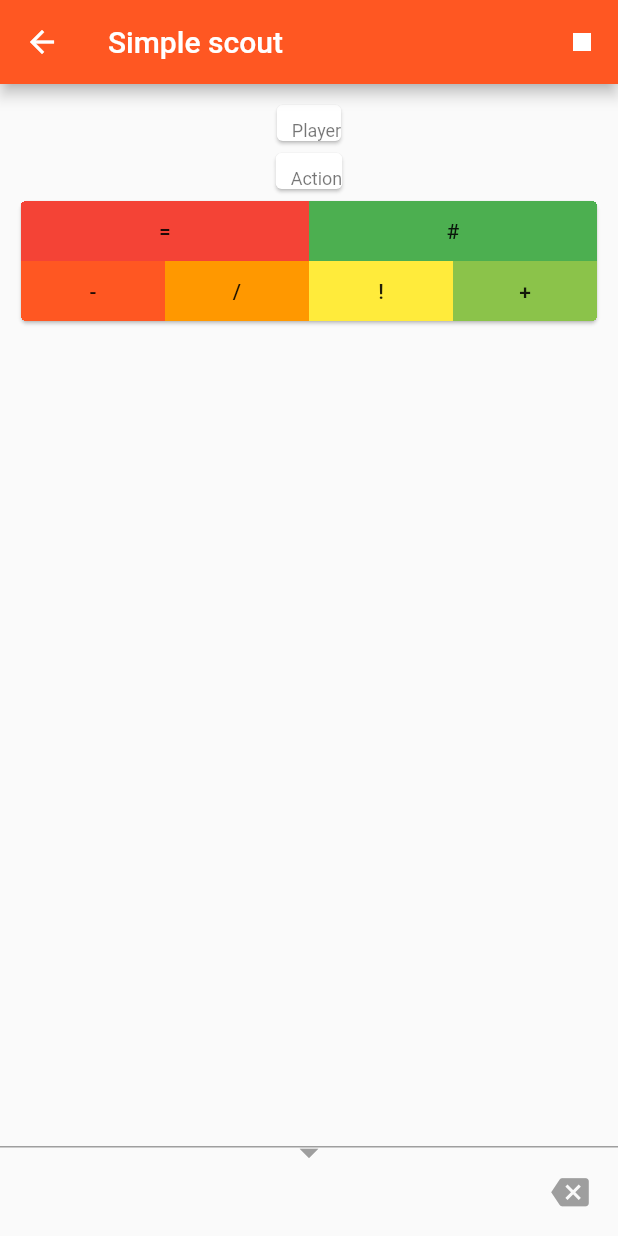
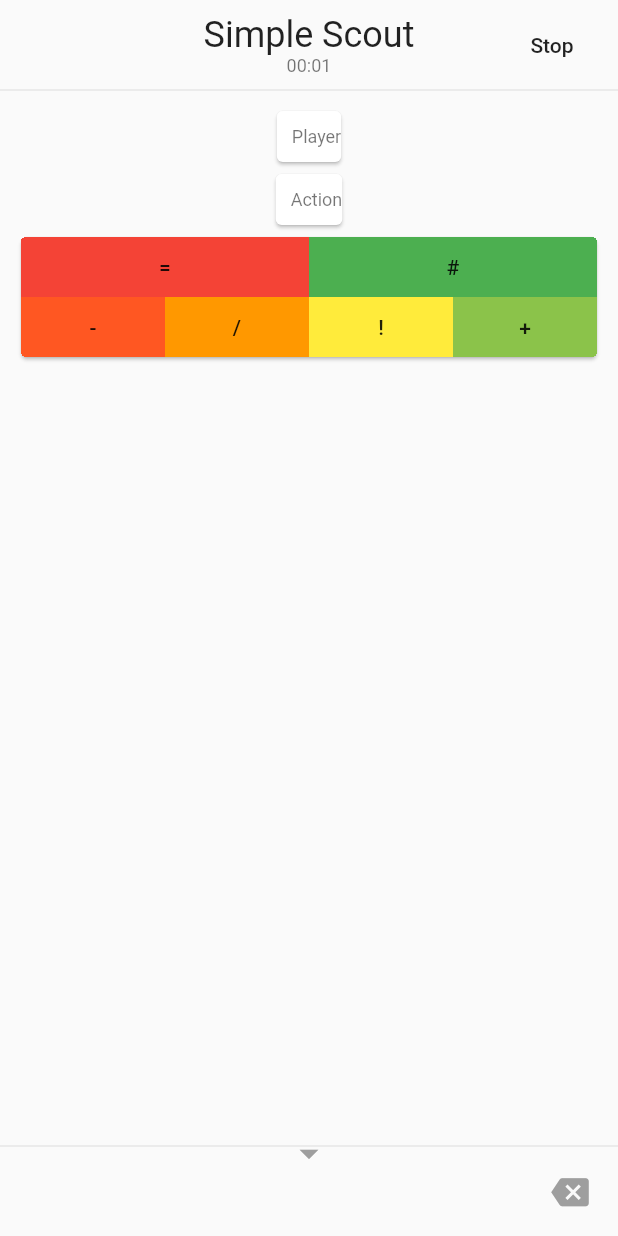
Before and after one commit to CarloRamponi/TrainingStats, a Flutter app: the SimpleScoutScene screen opened directly with empty values, on a phone screen of 412 x 824 dp. Run offline on Flutter 3.47's test engine with Material 2 defaults, Android fonts, the light colour scheme and no system bars; our stand-ins replace file_picker, flutter_colorpicker, image_cropper, image_picker, package_info, shared_preferences and 1 more; missing offline and left inert: flutter_share; accounts and stored records are empty.

Commit message:
Simple scout scene

```diff
--- a/lib/routes/home_scenes/simple_scout_scenes/simple_scout_scene.dart
+++ b/lib/routes/home_scenes/simple_scout_scenes/simple_scout_scene.dart
@@ -17,12 +17,12 @@
  */
 
 
+import 'dart:async';
 import 'dart:math';
 
 import 'package:flutter/cupertino.dart';
 import 'package:flutter/material.dart';
 import 'package:training_stats/datatypes/board_type.dart';
-import 'package:training_stats/datatypes/evaluation.dart';
 import 'package:training_stats/datatypes/player.dart';
 import 'package:training_stats/datatypes/record.dart';
 import 'package:training_stats/datatypes/training.dart';
@@ -48,24 +48,50 @@ class _SimpleScoutSceneState extends State<SimpleScoutScene> {
   List<Record> records = [];
   Record currentRecord = Record();
 
-  bool onPlayerChanged(Player player) {
+  Duration timer;
+  Timer _timerObj;
+
+  @override
+  void initState() {
+    timer = Duration.zero;
+
+    _timerObj = Timer.periodic(Duration(seconds: 1), (_) {
       setState(() {
+        timer += Duration(seconds: 1);
+      });
+    });
+
+    super.initState();
+  }
+
+  @override
+  void dispose() {
+
+    _timerObj.cancel();
+
+    super.dispose();
+  }
+
+  void _stop() {
+    //TODO save training data and move to next page
+  }
+
+  void onPlayerChanged(Player player) {
+    setState(() {
+      if(player == currentRecord.player)
+        currentRecord.player = null;
+      else
         currentRecord.player = player;
     });
-    return true;
   }
 
-  bool onActionChanged(TSA.Action action) {
-    if(currentRecord.player != null) {
+  void onActionChanged(TSA.Action action) {
     setState(() {
+      if(action == currentRecord.action)
+        currentRecord.action = null;
+      else
         currentRecord.action = action;
     });
-      return true;
-    } else {
-      scaffoldKey.currentState.removeCurrentSnackBar();
-      scaffoldKey.currentState.showSnackBar(SnackBar(content: Text("You should select the player first."), duration: Duration(seconds: 1)));
-      return false;
-    }
   }
 
   bool onEvaluationChanged(int eval) {
@@ -103,40 +129,124 @@ class _SimpleScoutSceneState extends State<SimpleScoutScene> {
     });
   }
 
+  Future<bool> _confirmExit() async {
+    var result = await showDialog<bool>(
+        context: context,
+        builder: (context) => AlertDialog(
+          title: Text("Confirm exit"),
+          content: Text("Are you sure you want to exit?\nThis training will be discarded and you won't be able to recover it."),
+          actions: [
+            FlatButton(
+              child: Text("No"),
+              onPressed: () {
+                Navigator.of(context).pop(null);
+              },
+            ),
+            FlatButton(
+              child: Text("Yes"),
+              onPressed: () {
+                Navigator.of(context).pop(true);
+              },
+            )
+          ],
+        ));
+
+    return result == true;
+  }
+
+  Future<bool> _confirmStop() async {
+    var result = await showDialog<bool>(
+        context: context,
+        builder: (context) => AlertDialog(
+          title: Text("Confirm stop"),
+          content: Text("Are you sure you want to stop this training?"),
+          actions: [
+            FlatButton(
+              child: Text("No"),
+              onPressed: () {
+                Navigator.of(context).pop(null);
+              },
+            ),
+            FlatButton(
+              child: Text("Yes"),
+              onPressed: () {
+                Navigator.of(context).pop(true);
+              },
+            )
+          ],
+        ));
+
+    return result == true;
+  }
+
   @override
   Widget build(BuildContext context) {
 
-    return Scaffold(
+    return WillPopScope(
+      onWillPop: _confirmExit,
+      child: Scaffold(
           key: scaffoldKey,
-      appBar: AppBar(
-        title: Text("Simple scout"),
-        actions: <Widget>[
-          IconButton(
-            icon: const Icon(Icons.stop),
-            tooltip: "Stop the current training session",
-            onPressed: () {
-              scaffoldKey.currentState.showSnackBar(SnackBar(content: Text("Not yet implemented"), duration: Duration(milliseconds: 700)));
-            },
+          body: Stack(
+            children: <Widget>[
+              SafeArea(
+                child: Column(
+                  children: <Widget>[
+                    Container(
+                      height: 60.0,
+                      child: Stack(
+                        fit: StackFit.expand,
+                        alignment: Alignment.center,
+                        children: [
+                          Center(
+                            child: Column(
+                              mainAxisSize: MainAxisSize.min,
+                              children: [
+                                Text(
+                                  "Simple Scout",
+                                  style: Theme.of(context).textTheme.headline5,
+                                ),
+                                Text(
+                                  "${timer.inMinutes.toString().padLeft(2, '0')}:${(timer.inSeconds % 60).toString().padLeft(2, '0')}",
+                                  style: Theme.of(context).textTheme.caption,
                                 )
                               ],
                             ),
-      body: Stack(
-        children: <Widget>[
-          SafeArea(
-            minimum: EdgeInsets.only(top: 10.0, left: 10.0, right: 10.0),
+                          ),
+                          Positioned(
+                            right: 0.0,
+                            child: FlatButton(
+                              padding: EdgeInsets.zero,
+                              child: Text("Stop"),
+                              onPressed: () async {
+                                if(await _confirmStop()) {
+                                  _stop();
+                                }
+                              },
+                            ),
+                          )
+                        ],
+                      ),
+                    ),
+                    Divider(
+                      height: 0.0,
+                    ),
+                    Padding(
+                      padding: EdgeInsets.only(top: 10.0, left: 10.0, right: 10.0),
                       child: Column(
-              children: <Widget>[
+                        children: [
                           GridSegmentedControl<Player>(
                             title: "Player",
                             rowCount: 6,
                             elements: widget.training.players.map((value) => GridSegmentedControlElement(value: value, name: value.shortName, color: value.role.color, tooltip: value.name)).toList(),
                             onPressed: (player) => onPlayerChanged(player),
+                            selected: currentRecord.player,
                           ),
                           GridSegmentedControl<TSA.Action>(
                             title: "Action",
                             rowCount: max(min(6, widget.training.actions.length), 4),
                             elements: widget.training.actions.map((value) => GridSegmentedControlElement(value: value, name: value.shortName, color: value.color, tooltip: value.name)).toList(),
                             onPressed: onActionChanged,
+                            selected: currentRecord.action,
                           ),
                           FutureBuilder(
                             future: BoardTypeProvider.get(),
@@ -149,6 +259,9 @@ class _SimpleScoutSceneState extends State<SimpleScoutScene> {
                               ) : LinearProgressIndicator(),
                             ),
                           ),
+                        ],
+                      ),
+                    )
                   ],
                 ),
               ),
@@ -172,6 +285,7 @@ class _SimpleScoutSceneState extends State<SimpleScoutScene> {
               )
             ],
           )
+      ),
     );
   }
 }
--- a/lib/widgets/evaluation_history_board.dart
+++ b/lib/widgets/evaluation_history_board.dart
@@ -169,14 +169,19 @@ class EvaluationHistoryBoardState extends State<EvaluationHistoryBoard> {
     return Container(
         height: 60,
         width: double.infinity,
-        decoration: BoxDecoration(
-          border: Border(top: BorderSide(width: 1, color: Colors.grey)),
+        child: Column(
+          mainAxisSize: MainAxisSize.max,
+          children: [
+            Divider(
+              height: 0.0,
             ),
+            Expanded(
               child: Stack(
                 alignment: Alignment.center,
+                fit: StackFit.expand,
                 children: <Widget>[
                   Positioned(
-              top: -12,
+                    top: -10,
                     child: Icon(
                       Icons.arrow_drop_down,
                       size: 30,
@@ -185,6 +190,9 @@ class EvaluationHistoryBoardState extends State<EvaluationHistoryBoard> {
                   ),
                 ] + widgets,
               ),
+            )
+          ],
+        )
       );
   }
 }
--- a/lib/widgets/grid_segmented_control.dart
+++ b/lib/widgets/grid_segmented_control.dart
@@ -44,52 +44,21 @@ class GridSegmentedControl<T> extends StatefulWidget {
       @required this.title,
       @required this.elements,
       @required this.onPressed,
+      @required this.selected,
       this.rowCount = 4})
       : super(key: key);
 
   final String title;
   final List<GridSegmentedControlElement<T>> elements;
   final int rowCount;
-  final bool Function(T) onPressed;
+  final void Function(T) onPressed;
+  final T selected;
 
   @override
   _GridSegmentedControlState<T> createState() => _GridSegmentedControlState<T>();
 }
 
 class _GridSegmentedControlState<T> extends State<GridSegmentedControl<T>> {
-  T selectedItem;
-  T currentTappedItem;
-
-  //callback onPressed should return true if the user can select this item, false otherwise
-  void onTap(T item) {
-
-    if(item == selectedItem) {
-      widget.onPressed(null);
-      setState(() {
-        selectedItem = null;
-      });
-    } else if(widget.onPressed(item)) {
-      setState(() {
-        selectedItem = item;
-      });
-    } else {
-      setState(() {
-        selectedItem = null;
-      });
-    }
-  }
-
-  void onTapDown(T item) {
-    setState(() {
-      currentTappedItem = item;
-    });
-  }
-
-  void onTapUp() {
-    setState(() {
-      currentTappedItem = null;
-    });
-  }
 
   @override
   Widget build(BuildContext context) {
@@ -106,7 +75,9 @@ class _GridSegmentedControlState<T> extends State<GridSegmentedControl<T>> {
                       style: Theme.of(context).textTheme.caption,
                     ),
                   ),
-                  LayoutBuilder(
+                  Padding(
+                    padding: EdgeInsets.all(5.0),
+                    child: LayoutBuilder(
                       builder: (context, BoxConstraints constraints) {
 
                         double size = constraints.maxWidth / widget.rowCount;
@@ -119,16 +90,16 @@ class _GridSegmentedControlState<T> extends State<GridSegmentedControl<T>> {
                             return Row(
                               children: chunk.map((element) {
 
-                              Color bgColor = selectedItem == element.value || currentTappedItem == element.value ? Theme.of(context).primaryColor : element.color.withOpacity(0.5);
+                                Color bgColor = widget.selected == element.value ? Theme.of(context).primaryColor : element.color.withOpacity(0.5);
 
                                 return Container(
                                   width: size,
                                   height: size,
-                                padding: EdgeInsets.all(5.0),
+                                  padding: widget.selected == element.value ? EdgeInsets.zero : EdgeInsets.all(5.0),
                                   child: Tooltip(
                                     message: element.tooltip,
                                     child: RaisedButton(
-                                    shape: selectedItem == element.value ? RoundedRectangleBorder(borderRadius: BorderRadius.circular(5.0)): CircleBorder(),
+                                      shape: widget.selected == element.value ? RoundedRectangleBorder(borderRadius: BorderRadius.circular(10.0)): CircleBorder(),
                                       clipBehavior: Clip.hardEdge,
                                       padding: EdgeInsets.zero,
                                       child: AnimatedContainer(
@@ -144,7 +115,7 @@ class _GridSegmentedControlState<T> extends State<GridSegmentedControl<T>> {
                                           ),
                                         ),
                                       ),
-                                    onPressed: () => onTap(element.value),
+                                      onPressed: () => widget.onPressed(element.value),
                                     ),
                                   ),
                                 );
@@ -155,6 +126,7 @@ class _GridSegmentedControlState<T> extends State<GridSegmentedControl<T>> {
 
                       },
                     ),
+                  )
                 ]
             )
         )
```
Lines whose indentation alone changed are shown as unchanged.
